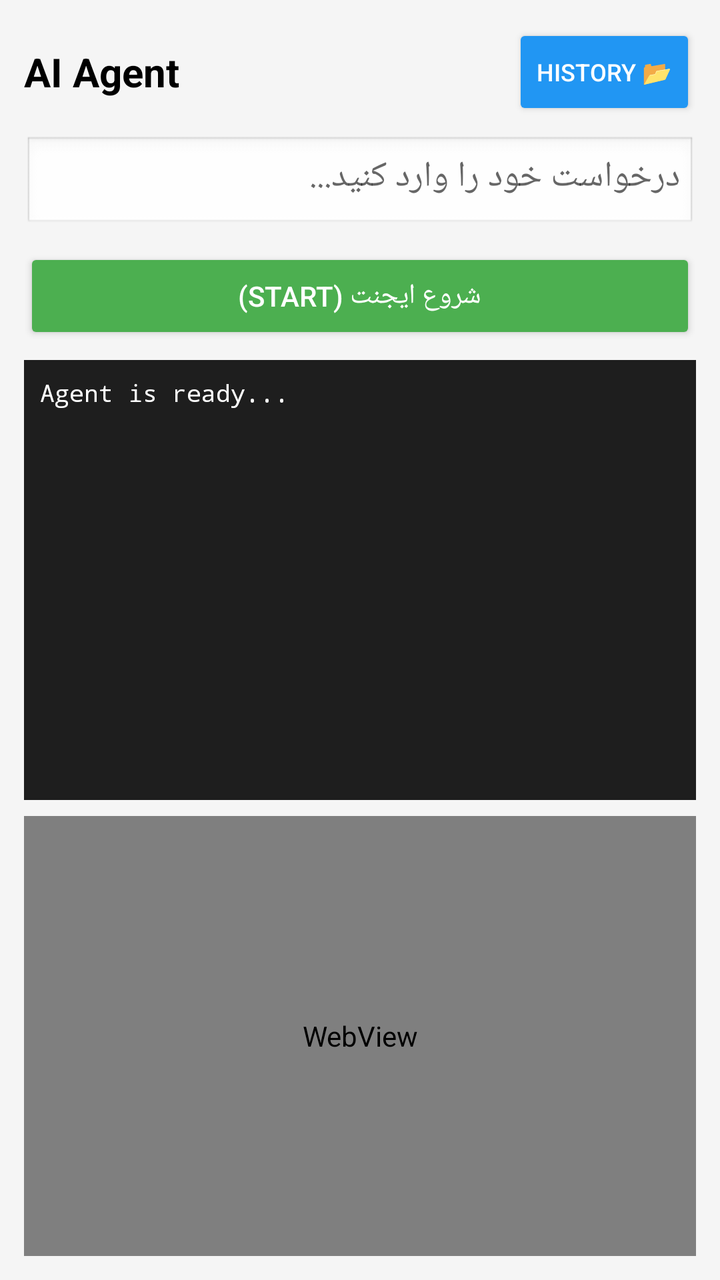
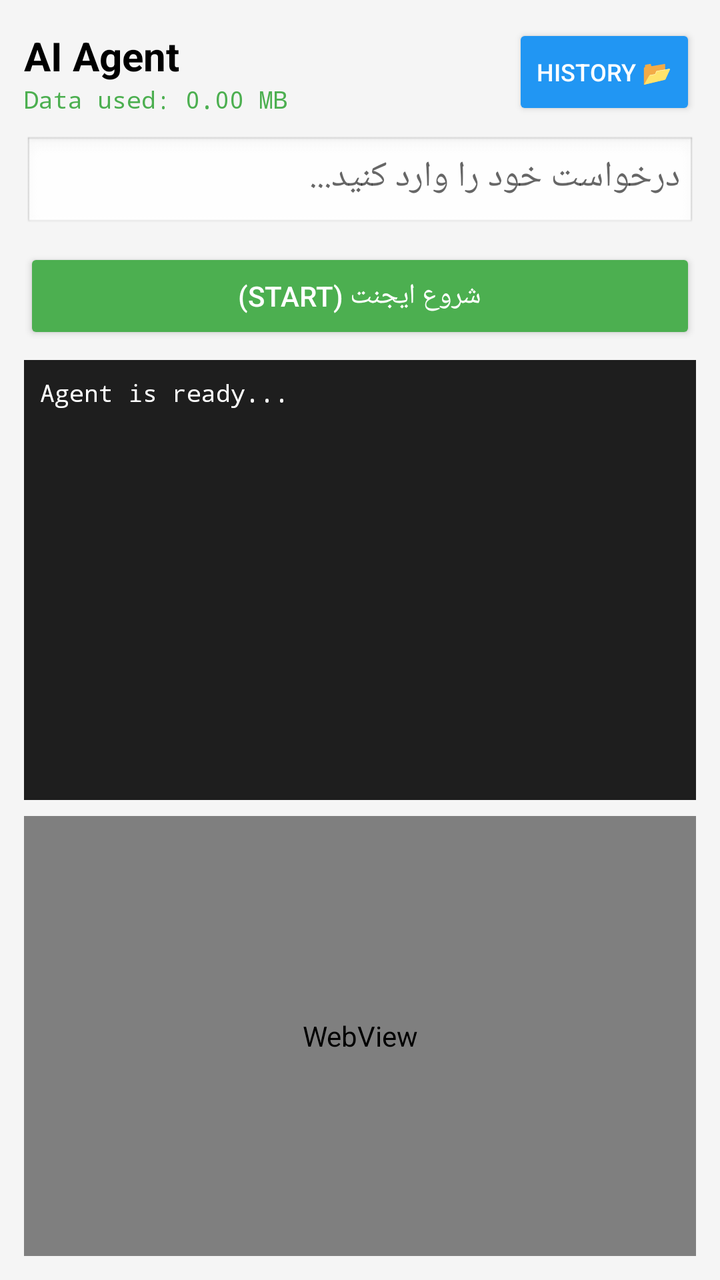

Screens rendered from an Android XML layout before and after an edit, with the pre-edit source and the edit as a unified diff.
<!-- AndroidManifest.xml: application theme AppTheme -->
<!-- res/layout/activity_agent.xml -->
<?xml version="1.0" encoding="utf-8"?>
<LinearLayout xmlns:android="http://schemas.android.com/apk/res/android"
    android:layout_width="match_parent"
    android:layout_height="match_parent"
    android:orientation="vertical"
    android:padding="12dp"
    android:background="#F5F5F5">

    
    <LinearLayout
        android:layout_width="match_parent"
        android:layout_height="wrap_content"
        android:orientation="horizontal"
        android:gravity="center_vertical"
        android:layout_marginBottom="8dp">

        <TextView
            android:layout_width="0dp"
            android:layout_height="wrap_content"
            android:layout_weight="1"
            android:text="AI Agent"
            android:textSize="20sp"
            android:textStyle="bold"
            android:textColor="#000000"/>

        <Button
            android:id="@+id/btn_agent_history"
            android:layout_width="wrap_content"
            android:layout_height="wrap_content"
            android:text="History 📂"
            android:textSize="12sp"
            android:backgroundTint="#2196F3"
            android:textColor="#FFFFFF" />
    </LinearLayout>

    
    <EditText
        android:id="@+id/et_agent_prompt"
        android:layout_width="match_parent"
        android:layout_height="wrap_content"
        android:hint="درخواست خود را وارد کنید..."
        android:minLines="1"
        android:maxLines="3"
        android:scrollbars="vertical"
        android:inputType="textMultiLine"
        android:gravity="top|start"
        android:background="@android:drawable/edit_text"
        android:padding="8dp"
        android:layout_marginBottom="8dp"/>

    
    <LinearLayout
        android:layout_width="match_parent"
        android:layout_height="wrap_content"
        android:orientation="horizontal"
        android:layout_marginBottom="8dp">

        <Button
            android:id="@+id/btn_agent_start"
            android:layout_width="0dp"
            android:layout_height="wrap_content"
            android:layout_weight="1"
            android:text="شروع ایجنت (Start)"
            android:backgroundTint="#4CAF50"
            android:textColor="#FFFFFF" />

        <Button
            android:id="@+id/btn_agent_stop"
            android:layout_width="wrap_content"
            android:layout_height="wrap_content"
            android:layout_marginStart="8dp"
            android:text="توقف (Stop)"
            android:backgroundTint="#F44336"
            android:textColor="#FFFFFF"
            android:visibility="gone" />
    </LinearLayout>

    
    <LinearLayout
        android:layout_width="match_parent"
        android:layout_height="wrap_content"
        android:orientation="horizontal"
        android:gravity="center_vertical"
        android:layout_marginBottom="8dp"
        android:visibility="gone"
        android:id="@+id/layout_progress">

        <TextView
            android:id="@+id/tv_progress_percent"
            android:layout_width="wrap_content"
            android:layout_height="wrap_content"
            android:text="0%"
            android:textStyle="bold"
            android:textColor="#2196F3"
            android:textSize="16sp"
            android:layout_marginEnd="8dp"/>

        <ProgressBar
            android:id="@+id/pb_task_progress"
            style="?android:attr/progressBarStyleHorizontal"
            android:layout_width="0dp"
            android:layout_height="wrap_content"
            android:layout_weight="1"
            android:max="100"
            android:progress="0"
            android:progressTint="#2196F3" />
    </LinearLayout>

    
    <TextView
        android:id="@+id/tv_agent_status"
        android:layout_width="match_parent"
        android:layout_height="wrap_content"
        android:text=""
        android:textColor="#2196F3"
        android:textSize="14sp"
        android:fontFamily="monospace"
        android:padding="4dp"
        android:layout_marginBottom="4dp"
        android:visibility="gone" />

    
    <ScrollView
        android:layout_width="match_parent"
        android:layout_height="0dp"
        android:layout_weight="1"
        android:background="#1E1E1E"
        android:padding="8dp"
        android:layout_marginBottom="8dp">

        <TextView
            android:id="@+id/tv_agent_log"
            android:layout_width="match_parent"
            android:layout_height="wrap_content"
            android:textColor="#FFFFFF"
            android:fontFamily="monospace"
            android:textSize="12sp"
            android:text="Agent is ready..." />
    </ScrollView>

    
    <FrameLayout
        android:layout_width="match_parent"
        android:layout_height="0dp"
        android:layout_weight="1"
        android:background="#FFFFFF">
        <WebView
            android:id="@+id/agent_webview"
            android:layout_width="match_parent"
            android:layout_height="match_parent"
            android:background="#FFFFFF" />
        <ProgressBar
            android:id="@+id/agent_progress"
            android:layout_width="wrap_content"
            android:layout_height="wrap_content"
            android:layout_gravity="center"
            android:visibility="gone" />
    </FrameLayout>
</LinearLayout>
<!-- resources referenced by this layout -->
<resources>
  <style name="AppTheme" parent="@android:style/Theme.Material.Light.NoActionBar">
          <item name="android:statusBarColor">#FFFFFF</item>
          <item name="android:windowLightStatusBar">true</item>
          <item name="android:navigationBarColor">#FFFFFF</item>
      </style>
</resources>

<!-- the commit's change to res/layout/activity_agent.xml (unified diff, before → after) -->
@@ -14,14 +14,30 @@
         android:gravity="center_vertical"
         android:layout_marginBottom="8dp">
 
-        <TextView
+        <LinearLayout
             android:layout_width="0dp"
             android:layout_height="wrap_content"
             android:layout_weight="1"
-            android:text="AI Agent"
-            android:textSize="20sp"
-            android:textStyle="bold"
-            android:textColor="#000000"/>
+            android:orientation="vertical">
+
+            <TextView
+                android:layout_width="wrap_content"
+                android:layout_height="wrap_content"
+                android:text="AI Agent"
+                android:textSize="20sp"
+                android:textStyle="bold"
+                android:textColor="#000000"/>
+
+            
+            <TextView
+                android:id="@+id/tv_data_usage"
+                android:layout_width="wrap_content"
+                android:layout_height="wrap_content"
+                android:text="Data used: 0.00 MB"
+                android:textSize="12sp"
+                android:textColor="#4CAF50"
+                android:fontFamily="monospace" />
+        </LinearLayout>
 
         <Button
             android:id="@+id/btn_agent_history"
